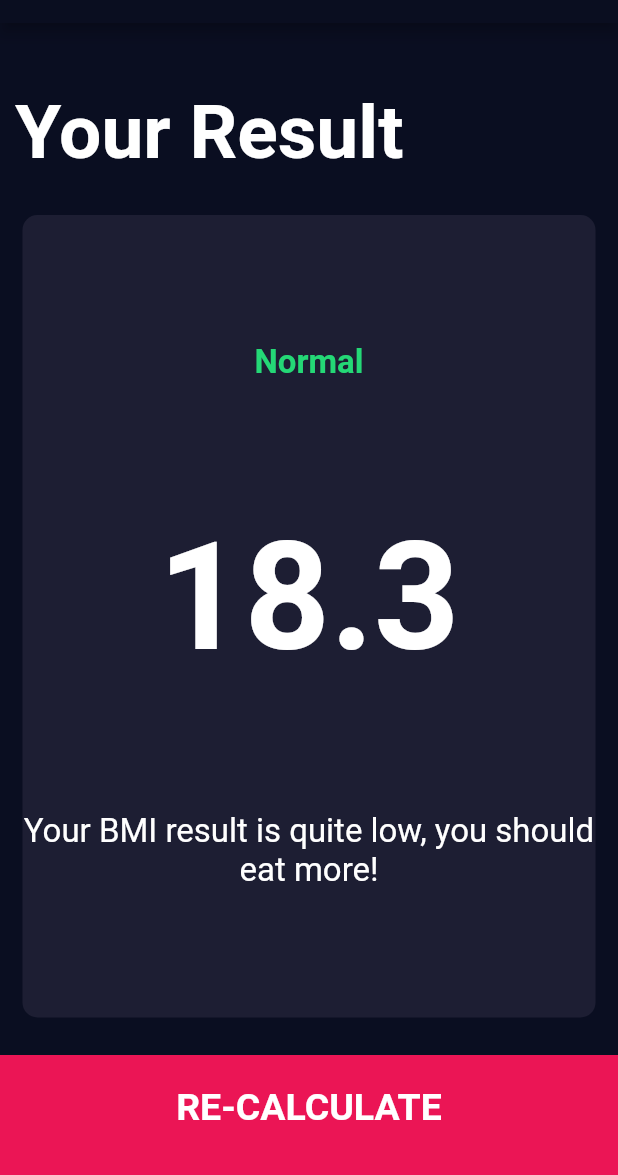
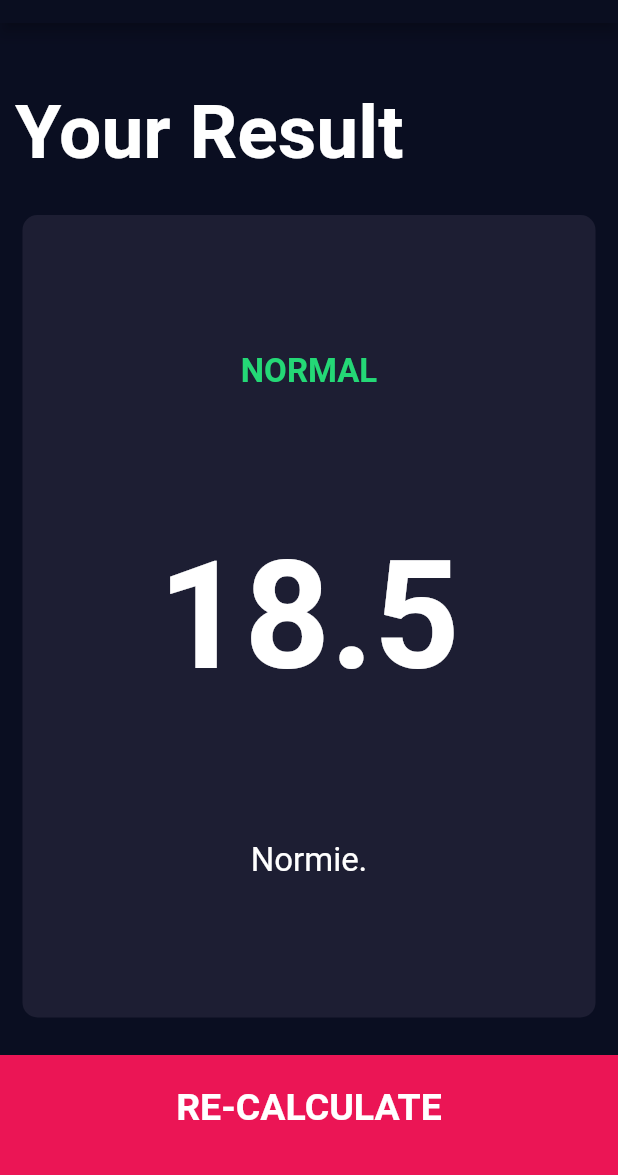
Before and after one commit to CylonSam/bmi-calculator-flutter, a Flutter app: the screen it shows after launch, after a tap on "CALCULATE", on a phone screen of 412 x 824 dp, the part 61-1236 px from its top. Run offline on Flutter 3.47's test engine with Material 2 defaults, Android fonts, the phone set to English and light mode, and no system bars; our stand-ins replace font_awesome_flutter.

```diff
--- /dev/null
+++ b/lib/calculator_brain.dart
@@ -0,0 +1,38 @@
+import 'dart:math';
+
+class CalculatorBrain {
+  CalculatorBrain({this.weight, this.height});
+
+  final int? height;
+  final int? weight;
+
+  double? _bmi;
+
+  String calculateBMI() {
+    _bmi = weight! / pow(height! / 100, 2);
+
+    return _bmi!.toStringAsFixed(1);
+  }
+
+  String getResult() {
+    if (_bmi! >= 25) {
+      return 'Overweight';
+    } else if (_bmi! >= 18.5) {
+      return 'Normal';
+    } else {
+      return 'Underweight';
+    }
+  }
+
+  String getInterpretation() {
+    if (_bmi! >= 25) {
+      return 'Hmm... maybe you should seek some specialized help?';
+    } else if (_bmi! >= 18.5) {
+      return 'Normie.';
+    } else {
+      return 'Baby, you need to eat more, it\'s for your own good.';
+    }
+  }
+
+
+}
--- a/lib/screens/input_page.dart
+++ b/lib/screens/input_page.dart
@@ -1,5 +1,6 @@
 import 'package:flutter/material.dart';
 import 'package:font_awesome_flutter/font_awesome_flutter.dart';
+import 'package:new_bmi_calculator/calculator_brain.dart';
 import 'package:new_bmi_calculator/screens/results_page.dart';
 
 import '../components/bottom_button.dart';
@@ -202,7 +203,13 @@ class _InputPageState extends State<InputPage> {
             ),
           ),
           BottomButton(buttonTitle: 'CALCULATE', onTap: () {
-            Navigator.push(context, MaterialPageRoute(builder: (context) => ResultPage()));
+            CalculatorBrain calc = CalculatorBrain(weight: weight, height: height);
+
+            Navigator.push(context, MaterialPageRoute(builder: (context) => ResultPage(
+              bmiResult: calc.calculateBMI(),
+              resultText: calc.getResult(),
+              interpretation: calc.getInterpretation(),
+            )));
           },)
         ],
       ),
--- a/lib/screens/results_page.dart
+++ b/lib/screens/results_page.dart
@@ -4,6 +4,15 @@ import '../constants.dart';
 import '../components/bottom_button.dart';
 
 class ResultPage extends StatelessWidget {
+  ResultPage(
+      {@required this.interpretation,
+      @required this.bmiResult,
+      @required this.resultText});
+
+  final String? bmiResult;
+  final String? resultText;
+  final String? interpretation;
+
   @override
   Widget build(BuildContext context) {
     return Scaffold(
@@ -34,18 +43,29 @@ class ResultPage extends StatelessWidget {
                 mainAxisAlignment: MainAxisAlignment.spaceEvenly,
                 crossAxisAlignment: CrossAxisAlignment.center,
                 children: [
-                  Text('Normal', style: kResultTextStyle,),
-                  Text('18.3', style: kBMITextStyle,),
-                  Text('Your BMI result is quite low, you should eat more!', style: kBodyTextStyle, textAlign: TextAlign.center,)
-
+                  Text(
+                    resultText!.toUpperCase(),
+                    style: kResultTextStyle,
+                  ),
+                  Text(
+                    bmiResult!,
+                    style: kBMITextStyle,
+                  ),
+                  Text(
+                    interpretation!,
+                    style: kBodyTextStyle,
+                    textAlign: TextAlign.center,
+                  )
                 ],
               ),
             ),
           ),
-          BottomButton(onTap: () {
-            Navigator.pop(context);
-          }, buttonTitle: 'RE-CALCULATE',)
-
+          BottomButton(
+            onTap: () {
+              Navigator.pop(context);
+            },
+            buttonTitle: 'RE-CALCULATE',
+          )
         ],
       ),
     );
```
